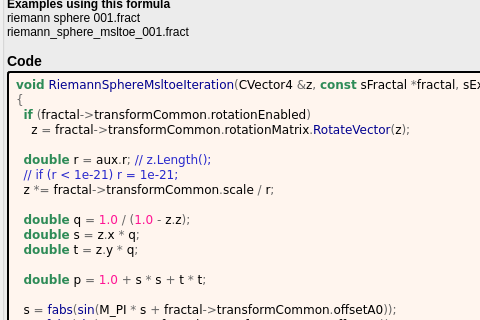
Qt form mandelbulber2/formula/ui/riemann_sphere_msltoe.ui (buddhi1980/mandelbulber2) before a commit; both pictures show x 0 to 480 and y 397 to 717 of the 844 by 1113 pixel window.
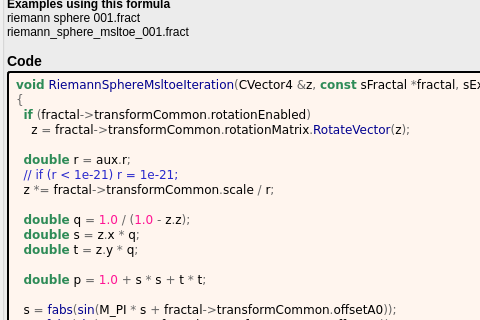
The same form after that commit. Custom widgets are drawn as their Qt base class.

Patch:
```diff
--- a/mandelbulber2/formula/ui/riemann_sphere_msltoe.ui
+++ b/mandelbulber2/formula/ui/riemann_sphere_msltoe.ui
@@ -499,7 +499,7 @@
   &lt;span style=&quot;color:#2e8b57; font-weight:bold&quot;&gt;if&lt;/span&gt; &lt;span style=&quot;color:#676767&quot;&gt;(&lt;/span&gt;fractal&lt;span style=&quot;color:#676767&quot;&gt;-&amp;gt;&lt;/span&gt;transformCommon&lt;span style=&quot;color:#676767&quot;&gt;.&lt;/span&gt;rotationEnabled&lt;span style=&quot;color:#676767&quot;&gt;)&lt;/span&gt;
     z &lt;span style=&quot;color:#676767&quot;&gt;=&lt;/span&gt; fractal&lt;span style=&quot;color:#676767&quot;&gt;-&amp;gt;&lt;/span&gt;transformCommon&lt;span style=&quot;color:#676767&quot;&gt;.&lt;/span&gt;rotationMatrix&lt;span style=&quot;color:#676767&quot;&gt;.&lt;/span&gt;&lt;span style=&quot;color:#00008f&quot;&gt;RotateVector&lt;/span&gt;&lt;span style=&quot;color:#676767&quot;&gt;(&lt;/span&gt;z&lt;span style=&quot;color:#676767&quot;&gt;);&lt;/span&gt;
 
-  &lt;span style=&quot;color:#2e8b57; font-weight:bold&quot;&gt;double&lt;/span&gt; r &lt;span style=&quot;color:#676767&quot;&gt;=&lt;/span&gt; aux&lt;span style=&quot;color:#676767&quot;&gt;.&lt;/span&gt;r&lt;span style=&quot;color:#676767&quot;&gt;;&lt;/span&gt; &lt;span style=&quot;color:#2929cc&quot;&gt;// z.Length();&lt;/span&gt;
+  &lt;span style=&quot;color:#2e8b57; font-weight:bold&quot;&gt;double&lt;/span&gt; r &lt;span style=&quot;color:#676767&quot;&gt;=&lt;/span&gt; aux&lt;span style=&quot;color:#676767&quot;&gt;.&lt;/span&gt;r&lt;span style=&quot;color:#676767&quot;&gt;;&lt;/span&gt;
   &lt;span style=&quot;color:#2929cc&quot;&gt;// if (r &amp;lt; 1e-21) r = 1e-21;&lt;/span&gt;
   z &lt;span style=&quot;color:#676767&quot;&gt;*=&lt;/span&gt; fractal&lt;span style=&quot;color:#676767&quot;&gt;-&amp;gt;&lt;/span&gt;transformCommon&lt;span style=&quot;color:#676767&quot;&gt;.&lt;/span&gt;scale &lt;span style=&quot;color:#676767&quot;&gt;/&lt;/span&gt; r&lt;span style=&quot;color:#676767&quot;&gt;;&lt;/span&gt;
 
```
